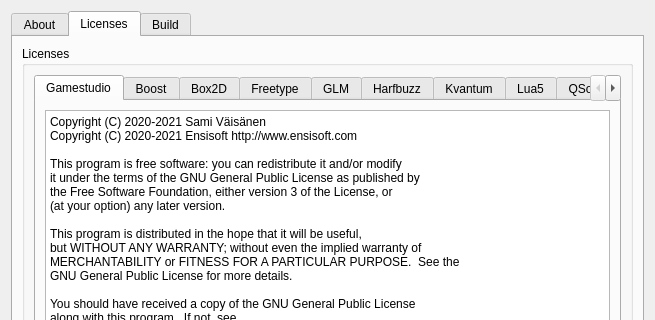
Qt form editor/gui/dlgabout.ui (ensisoft/detonator) before a commit; both pictures show x 0 to 655 and y 0 to 320 of the 655 by 763 pixel window.
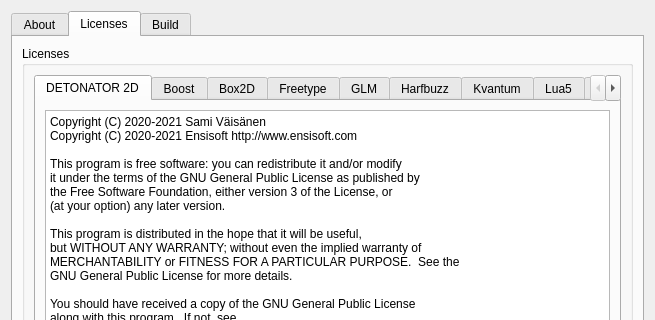
The same form after that commit. The open tabs and pages were chosen to show the change. Icons and pictures are not drawn.

Commit message:
Update about dialog in editor
Update about dialog in editor.

The edit to the form file:
```diff
--- a/editor/gui/dlgabout.ui
+++ b/editor/gui/dlgabout.ui
@@ -144,7 +144,7 @@
             </property>
             <widget class="QWidget" name="tab_22">
              <attribute name="title">
-              <string>Gamestudio</string>
+              <string>DETONATOR 2D</string>
              </attribute>
              <layout class="QVBoxLayout" name="verticalLayout_16">
               <item>
```
